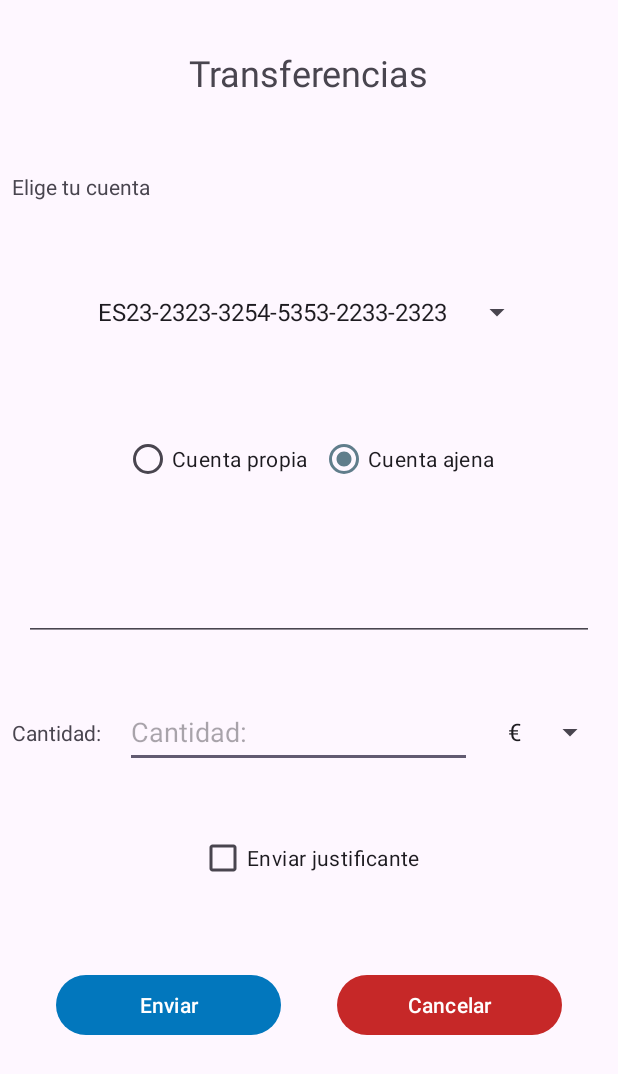
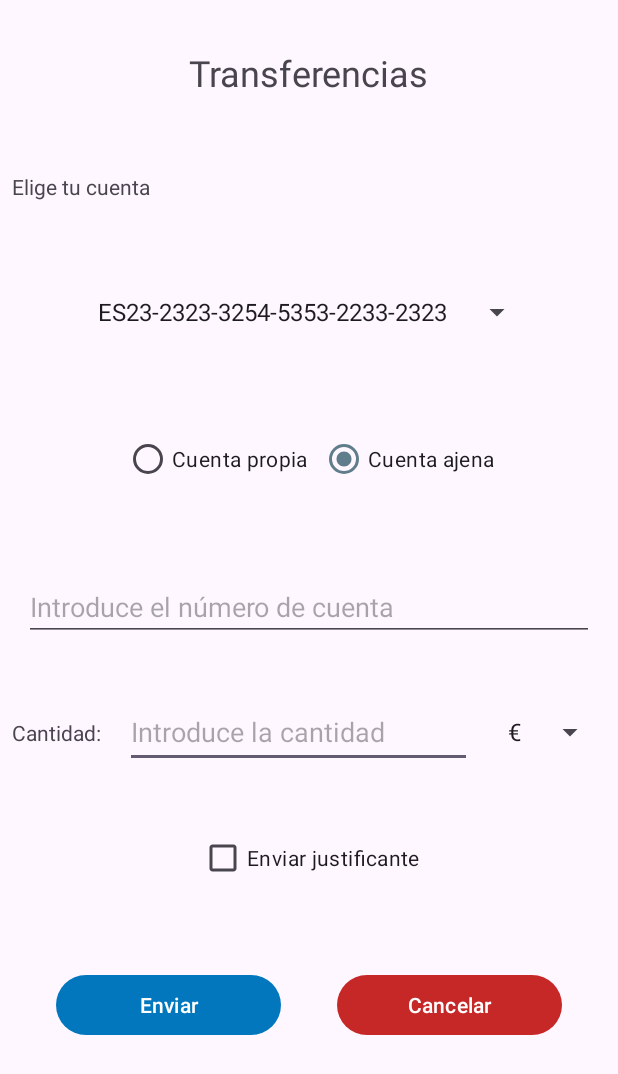
Before and after one commit to IvanTorGim/PMM-Banco-ivtogi, an Android app: the TransferActivity screen opened directly, with no data from a screen before it, after a tap on "Cuenta ajena", on a phone screen of 412 x 824 dp. Shown: the top 1074 px of the screen. Run offline under Robolectric (Android 15) with nearby library versions, the phone set to English and light mode, and no system bars.

Commit message:
version 1.2

```diff
--- a/app/src/main/java/com/ivtogi/banco_ivtogi/MainActivity.kt
+++ b/app/src/main/java/com/ivtogi/banco_ivtogi/MainActivity.kt
@@ -21,9 +21,9 @@ class MainActivity : AppCompatActivity() {
     }
 
     private fun transferActivity() {
-       binding.btnTransfers.setOnClickListener{
-           val intent = Intent(this, TransferActivity::class.java)
-           startActivity(intent)
+        binding.btnTransfers.setOnClickListener {
+            val intent = Intent(this, TransferActivity::class.java)
+            startActivity(intent)
         }
     }
 
--- a/app/src/main/res/layout/activity_transfer.xml
+++ b/app/src/main/res/layout/activity_transfer.xml
@@ -73,6 +73,7 @@
         android:layout_height="wrap_content"
         android:layout_marginHorizontal="16dp"
         android:inputType="text"
+        android:hint="@string/et_third_party_account"
         android:visibility="invisible"
         app:layout_constraintBottom_toTopOf="@+id/tvAmount"
         app:layout_constraintEnd_toEndOf="parent"
@@ -94,8 +95,8 @@
         android:id="@id/etAmount"
         android:layout_width="0dp"
         android:layout_height="48dp"
-        android:hint="@string/amount"
         android:layout_marginHorizontal="16dp"
+        android:hint="@string/et_amount"
         android:inputType="number"
         app:layout_constraintBottom_toBottomOf="@id/tvAmount"
         app:layout_constraintEnd_toStartOf="@+id/sprCoin"
--- a/app/src/main/res/values/strings.xml
+++ b/app/src/main/res/values/strings.xml
@@ -40,5 +40,8 @@
     <string name="btnCancel">Cancelar</string>
     <string name="amount">Cantidad:</string>
     <string name="cbProof">Enviar justificante</string>
-    <string name="accept_message">Cuenta origen:\n%1$s\nCuenta destino:\n%2$sImporte: %3$s%4$s</string>
+    <string name="accept_message">Cuenta origen:\n%1$s\nCuenta destino:\n%2$s\nImporte: %3$s%4$s</string>
+    <string name="accept_proof_message">Cuenta origen:\n%1$s\nCuenta destino:\n%2$s\nImporte: %3$s%4$s\nEnviar justificante</string>
+    <string name="et_third_party_account">Introduce el número de cuenta</string>
+    <string name="et_amount">Introduce la cantidad</string>
 </resources>
```
Also changed, not shown: app/src/main/java/com/ivtogi/banco_ivtogi/TransferActivity.kt (+41 -29 lines), 1 other file.
